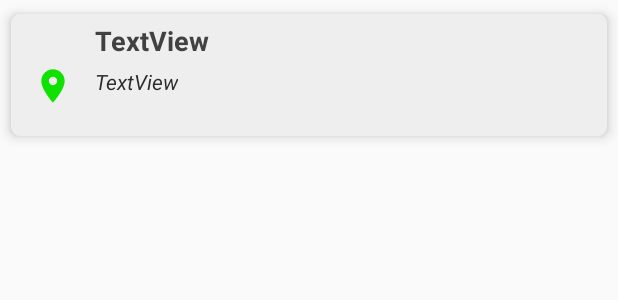
After one commit to skywarptechnology/MyLocations, an Android app: the layout item_list_places.xml on its own in the app's theme, with its tools: preview values and no code run, on a phone screen of 412 x 824 dp. The commit adds this screen. Shown: the top 300 px of the screen. Run offline under Robolectric (Android 15) with nearby library versions, the phone set to English and light mode, and no system bars.

Commit message:
places list completed

```diff
--- a/app/src/debug/res/values/google_maps_api.xml
+++ b/app/src/debug/res/values/google_maps_api.xml
@@ -20,5 +20,5 @@
     Once you have your key (it starts with "AIza"), replace the "google_maps_key"
     string in this file.
     -->
-    <string name="google_maps_key" translatable="false" templateMergeStrategy="preserve">YOUR_KEY_HERE</string>
+    <string name="google_maps_key" translatable="false" templateMergeStrategy="preserve">AIzaSyDYy7YxD2uD5mJbWSGgpasQLte4HrGiepo</string>
 </resources>
--- /dev/null
+++ b/app/src/main/res/drawable-anydpi/ic_location.xml
@@ -0,0 +1,13 @@
+<vector xmlns:android="http://schemas.android.com/apk/res/android"
+    android:width="24dp"
+    android:height="24dp"
+    android:viewportWidth="21.6"
+    android:viewportHeight="21.6"
+    android:tint="#10E200">
+  <group android:translateX="-1.2"
+      android:translateY="-1.2">
+      <path
+          android:fillColor="#FF000000"
+          android:pathData="M12,2C8.13,2 5,5.13 5,9c0,5.25 7,13 7,13s7,-7.75 7,-13c0,-3.87 -3.13,-7 -7,-7zM12,11.5c-1.38,0 -2.5,-1.12 -2.5,-2.5s1.12,-2.5 2.5,-2.5 2.5,1.12 2.5,2.5 -1.12,2.5 -2.5,2.5z"/>
+  </group>
+</vector>
--- /dev/null
+++ b/app/src/main/res/layout/item_list_places.xml
@@ -0,0 +1,47 @@
+<?xml version="1.0" encoding="utf-8"?>
+<androidx.cardview.widget.CardView xmlns:android="http://schemas.android.com/apk/res/android"
+                                   xmlns:app="http://schemas.android.com/apk/res-auto"
+                                   xmlns:tools="http://schemas.android.com/tools"
+                                   android:layout_width="match_parent"
+                                   android:layout_height="100dp"
+                                   app:cardBackgroundColor="#EEEEEE"
+                                   app:cardCornerRadius="6dp"
+                                   app:cardElevation="5dp"
+                                   app:cardUseCompatPadding="true"
+                                   android:padding="2dp">
+
+    <androidx.constraintlayout.widget.ConstraintLayout android:layout_width="match_parent"
+                                                       android:layout_height="match_parent">
+
+        <ImageView
+
+                android:layout_width="wrap_content"
+                android:layout_height="wrap_content" app:srcCompat="@drawable/ic_location"
+                android:id="@+id/ui_item_PlaceList_IconV"
+                android:layout_marginTop="36dp"
+                app:layout_constraintTop_toTopOf="parent" app:layout_constraintStart_toStartOf="parent"
+                android:layout_marginStart="16dp"/>
+
+        <TextView
+                android:text="TextView"
+                style="@style/common_titleStyle"
+                android:layout_width="wrap_content"
+                android:layout_height="wrap_content"
+                android:id="@+id/ui_item_PlaceList_nameV" android:layout_marginTop="5dp"
+                app:layout_constraintTop_toTopOf="parent"
+                app:layout_constraintStart_toEndOf="@+id/ui_item_PlaceList_IconV"
+                android:layout_marginStart="16dp" android:layout_marginEnd="8dp"
+                app:layout_constraintEnd_toEndOf="parent" app:layout_constraintHorizontal_bias="0.0"/>
+
+        <TextView
+                android:text="TextView"
+                style="@style/common_subTitleStyle"
+                android:layout_width="wrap_content"
+                android:layout_height="wrap_content"
+                android:id="@+id/ui_item_PlaceList_addressV" android:layout_marginTop="5dp"
+                app:layout_constraintTop_toBottomOf="@+id/ui_item_PlaceList_nameV"
+                app:layout_constraintStart_toStartOf="@+id/ui_item_PlaceList_nameV" android:layout_marginEnd="10dp"
+                app:layout_constraintEnd_toEndOf="parent" app:layout_constraintHorizontal_bias="0.0"/>
+
+    </androidx.constraintlayout.widget.ConstraintLayout>
+</androidx.cardview.widget.CardView>
--- a/app/src/main/res/values/strings.xml
+++ b/app/src/main/res/values/strings.xml
@@ -1,4 +1,5 @@
 <resources>
     <string name="app_name">MyLocations</string>
     <string name="title_activity_maps">Map</string>
+    <string name="title_activity_places">Places</string>
 </resources>
--- a/app/src/main/res/values/styles.xml
+++ b/app/src/main/res/values/styles.xml
@@ -6,6 +6,23 @@
         <item name="colorPrimary">@color/colorPrimary</item>
         <item name="colorPrimaryDark">@color/colorPrimaryDark</item>
         <item name="colorAccent">@color/colorAccent</item>
+
+    </style>
+    <style name="NoTitleTheme" parent="AppTheme">
+        <item name="windowActionBar">false</item>
+        <item name="windowNoTitle">true</item>
     </style>
 
+    <style name="common_titleStyle" >
+        <item name="android:textSize">18sp</item>
+        <item name="android:textStyle">bold</item>
+        <item name="android:textColor">#414141</item>
+    </style>
+    <style name="common_subTitleStyle" >
+        <item name="android:textSize">14sp</item>
+        <item name="android:textStyle">italic</item>
+        <item name="android:textColor">#2C2C2C</item>
+    </style>
+
+
 </resources>
```
Also changed, not shown: app/build.gradle (+16 -4 lines), app/src/main/AndroidManifest.xml (+17 -2 lines), app/src/main/java/com/sky/mylocations/ListAdapters.kt (added, +34 -0 lines), app/src/main/java/com/sky/mylocations/MapsActivity.kt (+12 -18 lines), app/src/main/java/com/sky/mylocations/Models.kt (added, +27 -0 lines), app/src/main/java/com/sky/mylocations/PlacesActivity.kt (added, +46 -0 lines), app/src/main/java/com/sky/mylocations/RetroInterfaces.kt (added, +16 -0 lines), app/src/main/java/com/sky/mylocations/Service.kt (added, +17 -0 lines), app/src/main/java/com/sky/mylocations/Uitls.kt (added, +17 -0 lines), app/src/main/res/layout/activity_places.xml (added, +25 -0 lines), app/src/main/res/drawable-hdpi/ic_location.png (added), app/src/main/res/drawable-mdpi/ic_location.png (added), app/src/main/res/drawable-xhdpi/ic_location.png (added), app/src/main/res/drawable-xxhdpi/ic_location.png (added).
